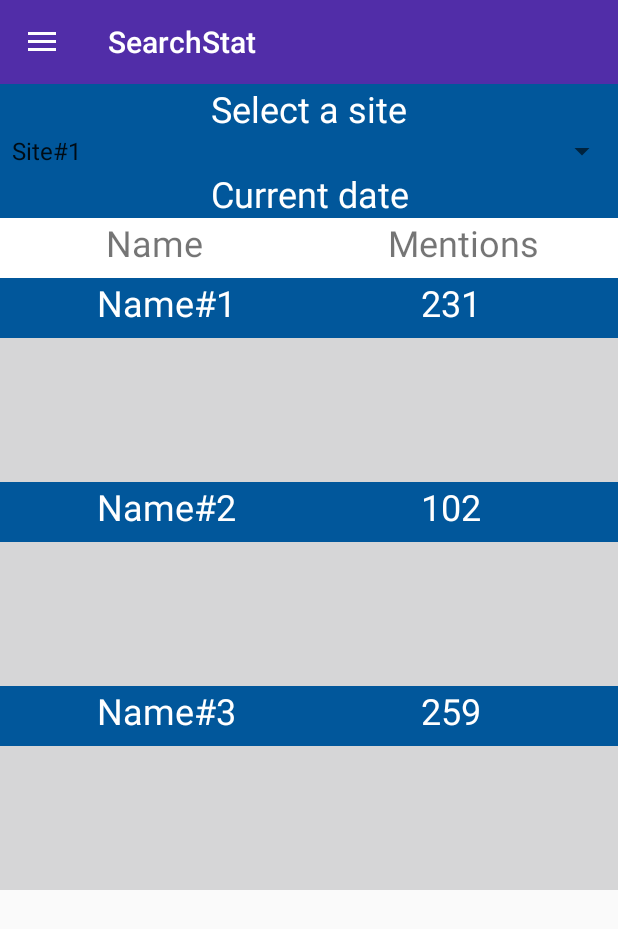
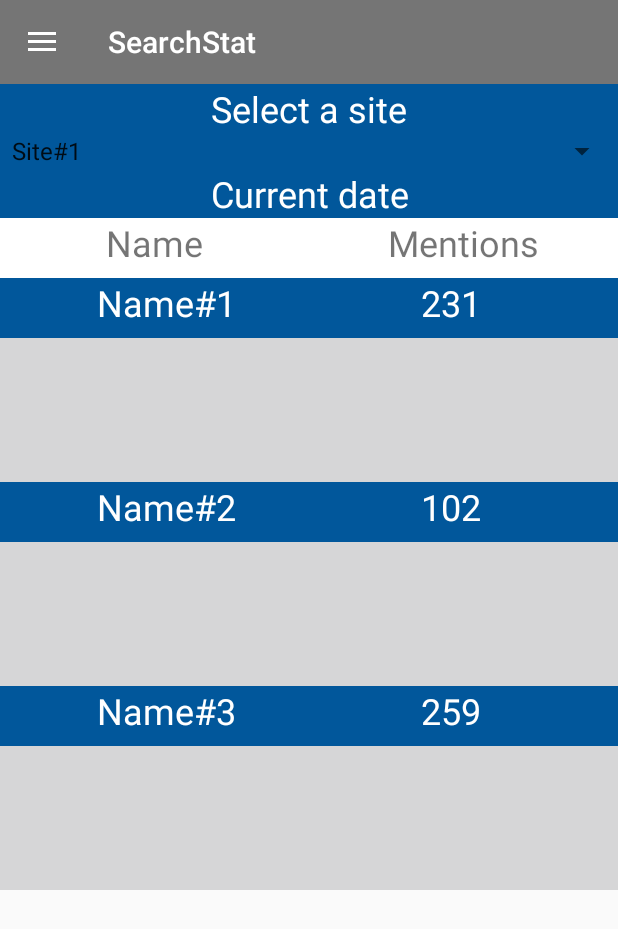
Before and after one commit to AlexAlizar/SearchStat, an Android app: the fragment GeneralStatFragment placed in its activity, on a phone screen of 412 x 824 dp. Shown: the top 929 px of the screen. Run offline under Robolectric (Android 15) with nearby library versions, the phone set to English and light mode, and no system bars.

Commit message:
Revert "blop"
This reverts commit b631f68433a3597f88ccb44496739aa5b5615578.

```diff
--- a/android_ui/app/src/main/AndroidManifest.xml
+++ b/android_ui/app/src/main/AndroidManifest.xml
@@ -13,7 +13,7 @@
         android:supportsRtl="true"
         android:theme="@style/AppTheme">
         <activity android:name=".MainActivity"
-                  android:theme="@style/AppTheme">
+                  android:theme="@style/Theme.AppCompat.Light.NoActionBar">
             <intent-filter>
                 <action android:name="android.intent.action.MAIN"/>
 
--- a/android_ui/app/src/main/java/alizarchik/alex/searchstat/MainActivity.java
+++ b/android_ui/app/src/main/java/alizarchik/alex/searchstat/MainActivity.java
@@ -1,85 +1,73 @@
 package alizarchik.alex.searchstat;
+
 import android.content.res.Configuration;
-import android.os.Bundle;
 import android.support.design.widget.NavigationView;
 import android.support.v4.app.Fragment;
 import android.support.v4.app.FragmentManager;
+import android.support.v4.view.GravityCompat;
 import android.support.v4.widget.DrawerLayout;
 import android.support.v7.app.ActionBarDrawerToggle;
 import android.support.v7.app.AppCompatActivity;
+import android.os.Bundle;
 import android.support.v7.widget.Toolbar;
 import android.view.MenuItem;
-
-/**
- * Created by Александр on 07.01.2018.
- */
+import android.view.View;
+import android.widget.ImageView;
 
 public class MainActivity extends AppCompatActivity {
-    private DrawerLayout mDrawer;
-    private Toolbar toolbar;
-    private NavigationView nvDrawer;
 
-    // Убедитесь, что используется версия
-    // android.support.v7.app.ActionBarDrawerToggle.
+    //IRestApi restAPI;
 
-    // android.support.v4.app.ActionBarDrawerToggle устарел.
+    DrawerLayout drawer;
+    Toolbar toolbar;
+    NavigationView navigationView;
+    ActionBarDrawerToggle drawerToggle;
 
-    private ActionBarDrawerToggle drawerToggle;
+    public static final String TAG = "MyLogs";
 
     @Override
     protected void onCreate(Bundle savedInstanceState) {
         super.onCreate(savedInstanceState);
         setContentView(R.layout.activity_main);
 
-        // Установить Toolbar для замены ActionBar'а.
-        toolbar = (Toolbar) findViewById(R.id.toolbar);
+        //btnLoad.setOnClickListener((v) -> onClick());
+
+        toolbar = findViewById(R.id.toolbar);
         setSupportActionBar(toolbar);
 
-        // Найти наш view drawer'а
-        mDrawer = (DrawerLayout) findViewById(R.id.drawer_layout);
+        drawer = findViewById(R.id.drawer_layout);
         drawerToggle = setupDrawerToggle();
-        // Найти наш view drawer'а
-        nvDrawer = (NavigationView) findViewById(R.id.nvView);
-        // Настроить view drawer'а
-        setupDrawerContent(nvDrawer);
+        drawer.addDrawerListener(drawerToggle);
 
-        mDrawer.addDrawerListener(drawerToggle);
+        navigationView = findViewById(R.id.nav_view);
+        setupDrawerContent(navigationView);
 
+        NavigationView navigationView = findViewById(R.id.nav_view);
+
+        View headerLayout = navigationView.inflateHeaderView(R.layout.nav_header_main);
+
+        ImageView ivHeaderPhoto = headerLayout.findViewById(R.id.imageView);
     }
 
     private ActionBarDrawerToggle setupDrawerToggle() {
-        // Примечание: Убедитесь, что вы передаёте допустимую ссылку
-        // на toolbar
-        // ActionBarDrawToggle() не предусматривает в ней
-        // необходимости и не будет отображать иконку гамбургера без
-        // неё
-        return new ActionBarDrawerToggle(this, mDrawer, toolbar, R.string.navigation_drawer_open,  R.string.navigation_drawer_close);
+        return new ActionBarDrawerToggle(this, drawer, toolbar, R.string.navigation_drawer_open,  R.string.navigation_drawer_close);
     }
 
     @Override
-    protected void onPostCreate(Bundle savedInstanceState) {
-        super.onPostCreate(savedInstanceState);
-        // Синхронизировать состояние переключения после того, как
-        // возникнет onRestoreInstanceState
-        drawerToggle.syncState();
-    }
-
-    @Override
-    public void onConfigurationChanged(Configuration newConfig) {
-        super.onConfigurationChanged(newConfig);
-        // Передать любые изменения конфигурации переключателям
-        // drawer'а
-        drawerToggle.onConfigurationChanged(newConfig);
+    public boolean onOptionsItemSelected(MenuItem item) {
+        switch (item.getItemId()) {
+            case android.R.id.home:
+                drawer.openDrawer(GravityCompat.START);
+                return true;
+        }
+        return super.onOptionsItemSelected(item);
     }
 
     private void setupDrawerContent(NavigationView navigationView) {
         navigationView.setNavigationItemSelectedListener(
-                new NavigationView.OnNavigationItemSelectedListener() {
-                    @Override
-                    public boolean onNavigationItemSelected(MenuItem menuItem) {
-                        selectDrawerItem(menuItem);
-                        return true;
-                    }
+                menuItem -> {
+                    selectDrawerItem(menuItem);
+                    return true;
                 });
     }
 
@@ -92,18 +80,18 @@ public class MainActivity extends AppCompatActivity {
             case R.id.general_stat:
                 fragmentClass = GeneralStatFragment.class;
                 break;
-            case R.id.detailed_stat:
-                fragmentClass = GeneralStatFragment.class;
-                break;
-            case R.id.account:
-                fragmentClass = GeneralStatFragment.class;
-                break;
-            case R.id.settings:
-                fragmentClass = GeneralStatFragment.class;
-                break;
-            case R.id.exit:
-                fragmentClass = GeneralStatFragment.class;
-                break;
+//            case R.id.detailed_stat:
+//                fragmentClass = SecondFragment.class;
+//                break;
+//            case R.id.account:
+//                fragmentClass = ThirdFragment.class;
+//                break;
+//            case R.id.settings:
+//                fragmentClass = ThirdFragment.class;
+//                break;
+//            case R.id.exit:
+//                fragmentClass = ThirdFragment.class;
+//                break;
             default:
                 fragmentClass = GeneralStatFragment.class;
         }
@@ -124,19 +112,10 @@ public class MainActivity extends AppCompatActivity {
         // Установить заголовок для action bar'а
         setTitle(menuItem.getTitle());
         // Закрыть navigation drawer
-        mDrawer.closeDrawers();
+        drawer.closeDrawers();
     }
 
-    @Override
-    public boolean onOptionsItemSelected(MenuItem item) {
-        if (drawerToggle.onOptionsItemSelected(item)) {
-            return true;
-        }
-        return super.onOptionsItemSelected(item);
-    }
-}
-
-/*public void onClick() {
+    /*public void onClick() {
         mInfoTextView.setText("");
         // для логирования ретрофита
         HttpLoggingInterceptor interceptor = new HttpLoggingInterceptor();
@@ -201,3 +180,31 @@ public class MainActivity extends AppCompatActivity {
             }
         });
     }*/
+
+    @Override
+    public void onBackPressed() {
+        DrawerLayout drawer = (DrawerLayout) findViewById(R.id.drawer_layout);
+        if (drawer.isDrawerOpen(GravityCompat.START)) {
+            drawer.closeDrawer(GravityCompat.START);
+        } else {
+            super.onBackPressed();
+        }
+    }
+
+    @Override
+    protected void onPostCreate(Bundle savedInstanceState) {
+        super.onPostCreate(savedInstanceState);
+        // Синхронизировать состояние переключения после того, как
+        // возникнет onRestoreInstanceState
+        drawerToggle.syncState();
+    }
+
+    @Override
+    public void onConfigurationChanged(Configuration newConfig) {
+        super.onConfigurationChanged(newConfig);
+        // Передать любые изменения конфигурации переключателям
+        // drawer'а
+        drawerToggle.onConfigurationChanged(newConfig);
+    }
+
+}
--- a/android_ui/app/src/main/res/layout/activity_main.xml
+++ b/android_ui/app/src/main/res/layout/activity_main.xml
@@ -6,33 +6,29 @@
     android:layout_width="match_parent"
     android:layout_height="match_parent">
 
-    <!-- Этот LinearLayout отображает содержимое экрана -->
     <LinearLayout
         android:layout_width="match_parent"
         android:layout_height="match_parent"
         android:orientation="vertical">
 
-        <!-- ActionBar отображается сверху -->
         <include
             layout="@layout/toolbar"
             android:layout_width="match_parent"
             android:layout_height="wrap_content" />
 
-        <!-- Основной контентный view, куда загружаются фрагменты -->
-        <FrameLayout
-            android:id="@+id/fragment_container"
-            android:layout_width="match_parent"
-            android:layout_height="match_parent" />
+    <FrameLayout android:id="@+id/fragment_container"
+                 xmlns:android="http://schemas.android.com/apk/res/android"
+                 android:layout_width="match_parent"
+                 android:layout_height="match_parent" />
     </LinearLayout>
 
-    <!-- navigation drawer, который появляется слева -->
-    <!-- Обратите внимание, что `android:layout_gravity` нужно установить в 'start' -->
     <android.support.design.widget.NavigationView
-        android:id="@+id/nvView"
+        android:id="@+id/nav_view"
         android:layout_width="wrap_content"
         android:layout_height="match_parent"
         android:layout_gravity="start"
         android:background="@android:color/white"
-        app:menu="@menu/drawer_view"
-        app:headerLayout="@layout/nav_header"/>
+        app:menu="@menu/activity_main_drawer"
+        app:headerLayout="@layout/nav_header_main"/>
+
 </android.support.v4.widget.DrawerLayout>
--- a/android_ui/app/src/main/res/layout/general_stat_item.xml
+++ b/android_ui/app/src/main/res/layout/general_stat_item.xml
@@ -9,7 +9,7 @@
 
     <TextView
         android:id="@+id/gs_name_item"
-        android:text="Name"
+        android:text="@string/name"
         android:layout_width="match_parent"
         android:layout_height="wrap_content"
         android:gravity="center"
@@ -18,7 +18,7 @@
         android:layout_weight="1"/>
     <TextView
         android:id="@+id/gs_mentions_item"
-        android:text="Mentions"
+        android:text="@string/mentions"
         android:layout_width="match_parent"
         android:layout_height="wrap_content"
         android:gravity="center"
--- /dev/null
+++ b/android_ui/app/src/main/res/menu/activity_main_drawer.xml
@@ -0,0 +1,32 @@
+<?xml version="1.0" encoding="utf-8"?>
+<menu xmlns:android="http://schemas.android.com/apk/res/android"
+      xmlns:tools="http://schemas.android.com/tools"
+      tools:showIn="navigation_view">
+
+    <group android:checkableBehavior="single">
+        <item
+            android:id="@+id/general_stat"
+            android:icon="@drawable/ic_menu_camera"
+            android:title="@string/general_stat"/>
+        <item
+            android:id="@+id/detailed_stat"
+            android:icon="@drawable/ic_menu_gallery"
+            android:title="@string/detailed_stat"/>
+    </group>
+
+    <group android:checkableBehavior="single">
+        <item
+            android:id="@+id/account"
+            android:icon="@drawable/ic_menu_camera"
+            android:title="@string/my_account"/>
+        <item
+            android:id="@+id/settings"
+            android:icon="@drawable/ic_menu_gallery"
+            android:title="@string/settings"/>
+        <item
+            android:id="@+id/exit"
+            android:icon="@drawable/ic_menu_slideshow"
+            android:title="@string/exit"/>
+    </group>
+
+</menu>
--- a/android_ui/app/src/main/res/menu/drawer_view.xml
+++ /dev/null
@@ -1,25 +0,0 @@
-<?xml version="1.0" encoding="utf-8"?>
-<menu xmlns:android="http://schemas.android.com/apk/res/android">
-    <group android:checkableBehavior="single">
-        <item
-            android:id="@+id/general_stat"
-            android:icon="@android:drawable/arrow_up_float"
-            android:title="First"/>
-        <item
-            android:id="@+id/detailed_stat"
-            android:icon="@android:drawable/arrow_up_float"
-            android:title="Second"/>
-        <item
-            android:id="@+id/account"
-            android:icon="@android:drawable/arrow_up_float"
-            android:title="Third"/>
-        <item
-            android:id="@+id/settings"
-            android:icon="@android:drawable/arrow_up_float"
-            android:title="Third"/>
-        <item
-            android:id="@+id/exit"
-            android:icon="@android:drawable/arrow_up_float"
-            android:title="Third"/>
-    </group>
-</menu>
```
Also changed, not shown: android_ui/app/src/main/res/layout/nav_header.xml (deleted, +0 -18 lines), android_ui/app/src/main/res/layout/nav_header_main.xml (added, +31 -0 lines), android_ui/app/src/main/java/alizarchik/alex/searchstat/GeneralStatFragment.java (line endings or trailing spaces), android_ui/app/src/main/res/layout/toolbar.xml (line endings or trailing spaces).
